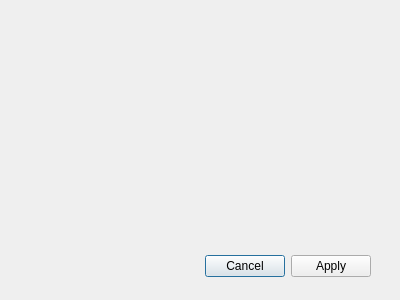
First picture: the form in settingcomdialog.ui, repository Neitron-byte/VKR, before the edit.
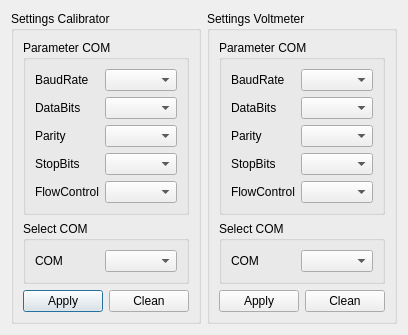
Second picture: the form after the edit. Icons and pictures are not drawn.

Diff of the .ui file:
```diff
--- a/settingcomdialog.ui
+++ b/settingcomdialog.ui
@@ -6,29 +6,309 @@
    <rect>
     <x>0</x>
     <y>0</y>
-    <width>400</width>
-    <height>300</height>
+    <width>380</width>
+    <height>312</height>
    </rect>
   </property>
+  <property name="sizePolicy">
+   <sizepolicy hsizetype="Preferred" vsizetype="Preferred">
+    <horstretch>0</horstretch>
+    <verstretch>0</verstretch>
+   </sizepolicy>
+  </property>
+  <property name="maximumSize">
+   <size>
+    <width>380</width>
+    <height>312</height>
+   </size>
+  </property>
   <property name="windowTitle">
    <string>Dialog</string>
   </property>
-  <widget class="QDialogButtonBox" name="Close">
-   <property name="geometry">
-    <rect>
-     <x>30</x>
-     <y>250</y>
-     <width>341</width>
-     <height>32</height>
-    </rect>
-   </property>
-   <property name="orientation">
-    <enum>Qt::Horizontal</enum>
-   </property>
-   <property name="standardButtons">
-    <set>QDialogButtonBox::Apply|QDialogButtonBox::Cancel</set>
-   </property>
-  </widget>
+  <property name="windowIcon">
+   <iconset resource="Images.qrc">
+    <normaloff>:/Icons/settings.png</normaloff>:/Icons/settings.png</iconset>
+  </property>
+  <layout class="QFormLayout" name="formLayout">
+   <item row="0" column="0">
+    <widget class="QGroupBox" name="SetgroupBox_Cal">
+     <property name="sizePolicy">
+      <sizepolicy hsizetype="Preferred" vsizetype="Preferred">
+       <horstretch>0</horstretch>
+       <verstretch>0</verstretch>
+      </sizepolicy>
+     </property>
+     <property name="title">
+      <string>Settings Calibrator</string>
+     </property>
+     <layout class="QVBoxLayout" name="verticalLayout_3">
+      <item>
+       <layout class="QVBoxLayout" name="verticalLayout_2">
+        <item>
+         <widget class="QGroupBox" name="ParComgroupBox_Cal">
+          <property name="title">
+           <string>Parameter COM</string>
+          </property>
+          <layout class="QVBoxLayout" name="verticalLayout">
+           <item>
+            <layout class="QHBoxLayout" name="horizontalLayout_5">
+             <item>
+              <widget class="QLabel" name="BaudRateLabel_Cal">
+               <property name="text">
+                <string>BaudRate</string>
+               </property>
+              </widget>
+             </item>
+             <item>
+              <widget class="QComboBox" name="BoudrateBox_Cal"/>
+             </item>
+            </layout>
+           </item>
+           <item>
+            <layout class="QHBoxLayout" name="horizontalLayout_4">
+             <item>
+              <widget class="QLabel" name="DataBitsLabel_Cal">
+               <property name="text">
+                <string>DataBits</string>
+               </property>
+              </widget>
+             </item>
+             <item>
+              <widget class="QComboBox" name="DataBitsBox_Cal"/>
+             </item>
+            </layout>
+           </item>
+           <item>
+            <layout class="QHBoxLayout" name="horizontalLayout_3">
+             <item>
+              <widget class="QLabel" name="ParityLabel_Cal">
+               <property name="text">
+                <string>Parity</string>
+               </property>
+              </widget>
+             </item>
+             <item>
+              <widget class="QComboBox" name="ParityBox_Cal"/>
+             </item>
+            </layout>
+           </item>
+           <item>
+            <layout class="QHBoxLayout" name="horizontalLayout_2">
+             <item>
+              <widget class="QLabel" name="StopBitsLabel_Cal">
+               <property name="text">
+                <string>StopBits</string>
+               </property>
+              </widget>
+             </item>
+             <item>
+              <widget class="QComboBox" name="StopBitsBox_Cal"/>
+             </item>
+            </layout>
+           </item>
+           <item>
+            <layout class="QHBoxLayout" name="horizontalLayout">
+             <item>
+              <widget class="QLabel" name="FlowControlLabel_Cal">
+               <property name="text">
+                <string>FlowControl</string>
+               </property>
+              </widget>
+             </item>
+             <item>
+              <widget class="QComboBox" name="FlowControlBox_Cal"/>
+             </item>
+            </layout>
+           </item>
+          </layout>
+         </widget>
+        </item>
+        <item>
+         <widget class="QGroupBox" name="groupBox_SelCom_Cal">
+          <property name="title">
+           <string>Select COM</string>
+          </property>
+          <layout class="QHBoxLayout" name="horizontalLayout_7">
+           <item>
+            <layout class="QHBoxLayout" name="horizontalLayout_6">
+             <item>
+              <widget class="QLabel" name="COMLabel_Cal">
+               <property name="text">
+                <string>COM</string>
+               </property>
+              </widget>
+             </item>
+             <item>
+              <widget class="QComboBox" name="SetComBox_Cal"/>
+             </item>
+            </layout>
+           </item>
+          </layout>
+         </widget>
+        </item>
+       </layout>
+      </item>
+      <item>
+       <layout class="QHBoxLayout" name="horizontalLayout_8">
+        <item>
+         <widget class="QPushButton" name="ApplyButton_Cal">
+          <property name="text">
+           <string>Apply</string>
+          </property>
+         </widget>
+        </item>
+        <item>
+         <widget class="QPushButton" name="CleanButton_Cal">
+          <property name="text">
+           <string>Clean</string>
+          </property>
+         </widget>
+        </item>
+       </layout>
+      </item>
+     </layout>
+    </widget>
+   </item>
+   <item row="0" column="1">
+    <widget class="QGroupBox" name="SetgroupBox_Volt">
+     <property name="sizePolicy">
+      <sizepolicy hsizetype="Preferred" vsizetype="Preferred">
+       <horstretch>0</horstretch>
+       <verstretch>0</verstretch>
+      </sizepolicy>
+     </property>
+     <property name="title">
+      <string>Settings Voltmeter</string>
+     </property>
+     <layout class="QVBoxLayout" name="verticalLayout_7">
+      <item>
+       <layout class="QVBoxLayout" name="verticalLayout_6">
+        <item>
+         <widget class="QGroupBox" name="ParComVoltgroupBox_Volt">
+          <property name="title">
+           <string>Parameter COM</string>
+          </property>
+          <layout class="QVBoxLayout" name="verticalLayout_4">
+           <item>
+            <layout class="QHBoxLayout" name="horizontalLayout_9">
+             <item>
+              <widget class="QLabel" name="BaudRateLabel_Volt">
+               <property name="text">
+                <string>BaudRate</string>
+               </property>
+              </widget>
+             </item>
+             <item>
+              <widget class="QComboBox" name="BoudrateBox_Volt"/>
+             </item>
+            </layout>
+           </item>
+           <item>
+            <layout class="QHBoxLayout" name="horizontalLayout_10">
+             <item>
+              <widget class="QLabel" name="DataBitsLabel_Volt">
+               <property name="text">
+                <string>DataBits</string>
+               </property>
+              </widget>
+             </item>
+             <item>
+              <widget class="QComboBox" name="DataBitsBox_Volt"/>
+             </item>
+            </layout>
+           </item>
+           <item>
+            <layout class="QHBoxLayout" name="horizontalLayout_11">
+             <item>
+              <widget class="QLabel" name="ParityLabel_Volt">
+               <property name="text">
+                <string>Parity</string>
+               </property>
+              </widget>
+             </item>
+             <item>
+              <widget class="QComboBox" name="ParityBox_Volt"/>
+             </item>
+            </layout>
+           </item>
+           <item>
+            <layout class="QHBoxLayout" name="horizontalLayout_12">
+             <item>
+              <widget class="QLabel" name="StopBitsLabel_Volt">
+               <property name="text">
+                <string>StopBits</string>
+               </property>
+              </widget>
+             </item>
+             <item>
+              <widget class="QComboBox" name="StopBitsBox_Volt"/>
+             </item>
+            </layout>
+           </item>
+           <item>
+            <layout class="QHBoxLayout" name="horizontalLayout_13">
+             <item>
+              <widget class="QLabel" name="FlowControlLabel_Volt">
+               <property name="text">
+                <string>FlowControl</string>
+               </property>
+              </widget>
+             </item>
+             <item>
+              <widget class="QComboBox" name="FlowControlBox_Volt"/>
+             </item>
+            </layout>
+           </item>
+          </layout>
+         </widget>
+        </item>
+        <item>
+         <widget class="QGroupBox" name="groupBox_SelCom_Volt">
+          <property name="title">
+           <string>Select COM</string>
+          </property>
+          <layout class="QVBoxLayout" name="verticalLayout_5">
+           <item>
+            <layout class="QHBoxLayout" name="horizontalLayout_14">
+             <item>
+              <widget class="QLabel" name="COMLabel_Volt">
+               <property name="text">
+                <string>COM</string>
+               </property>
+              </widget>
+             </item>
+             <item>
+              <widget class="QComboBox" name="SetComBox_Volt"/>
+             </item>
+            </layout>
+           </item>
+          </layout>
+         </widget>
+        </item>
+       </layout>
+      </item>
+      <item>
+       <layout class="QHBoxLayout" name="horizontalLayout_15">
+        <item>
+         <widget class="QPushButton" name="ApplyVoltButton_Volt">
+          <property name="text">
+           <string>Apply</string>
+          </property>
+         </widget>
+        </item>
+        <item>
+         <widget class="QPushButton" name="CleanVoltButton_Volt">
+          <property name="text">
+           <string>Clean</string>
+          </property>
+         </widget>
+        </item>
+       </layout>
+      </item>
+     </layout>
+    </widget>
+   </item>
+  </layout>
  </widget>
  <resources/>
  <connections>
```
Left out of the diff: 41 changed lines with no effect on the pictures.
